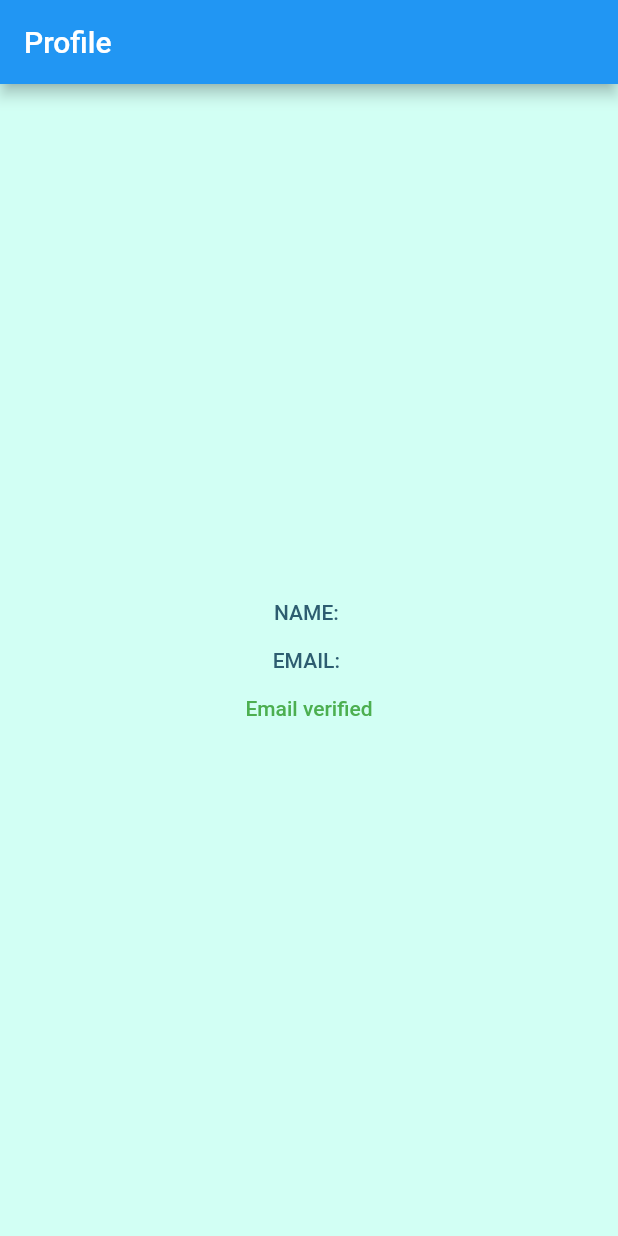
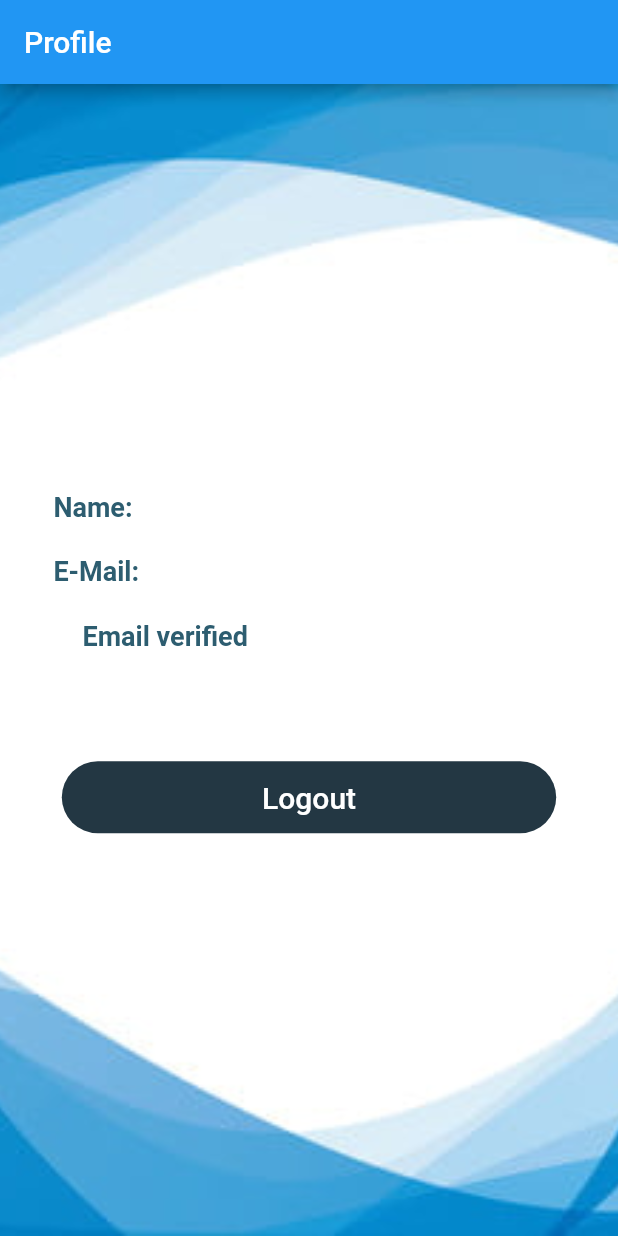
Before and after one commit to hasbegun/demeter, a Flutter app: the ProfilePage screen opened directly with empty values, on a phone screen of 412 x 824 dp. Run offline on Flutter 3.47's test engine with Material 2 defaults, Android fonts, the phone set to English and light mode, and no system bars; our stand-ins replace cloud_firestore, email_validator, firebase_auth, firebase_core, google_sign_in; accounts and stored records are empty; Roboto replaces fonts that are missing (Montserrat).

Commit message:
Add pages

```diff
--- /dev/null
+++ b/lib/components/common/CustomTextDisplay.dart
@@ -0,0 +1,28 @@
+import 'package:flutter/cupertino.dart';
+
+class CustomTextDisplay extends StatelessWidget {
+  final String value;
+
+  const CustomTextDisplay({
+    super.key, required this.value});
+
+  @override
+  Widget build(BuildContext context) {
+    Size size = MediaQuery.of(context).size;
+    return Container(
+      width: size.width * 0.9,
+      padding: const EdgeInsets.symmetric(horizontal: 55.0, vertical: 3.0),
+      child: Row(
+        children: [
+          Align(
+            alignment: Alignment.centerLeft,
+            child: Text(value,
+              style: const TextStyle(fontSize: 18.0,
+                  fontWeight: FontWeight.bold),
+            ),
+          )
+        ],
+      ),
+    );
+  }
+}
--- /dev/null
+++ b/lib/components/common/custom_text_display_field.dart
@@ -0,0 +1,36 @@
+import 'package:flutter/cupertino.dart';
+
+class CustomTextDisplayField extends StatelessWidget {
+  final String name;
+  final String value;
+
+  const CustomTextDisplayField({
+    super.key, required this.name, required this.value});
+
+  @override
+  Widget build(BuildContext context) {
+    Size size = MediaQuery.of(context).size;
+    return Container(
+      width: size.width * 0.9,
+      padding: const EdgeInsets.symmetric(horizontal: 15.0, vertical: 3.0),
+      child: Row(
+        children: [
+          Align(
+            alignment: Alignment.centerLeft,
+            child: Text(name,
+              style: const TextStyle(fontSize: 18.0,
+              fontWeight: FontWeight.bold)
+            ),
+          ),
+      Align(
+        alignment: Alignment.centerLeft,
+        child: Text(value,
+          style: const TextStyle(fontSize: 18.0,
+          fontWeight: FontWeight.bold),
+          ),
+        )
+      ],
+      ),
+    );
+  }
+}
--- a/lib/pages/login_page.dart
+++ b/lib/pages/login_page.dart
@@ -159,7 +159,7 @@ class _LoginPageState extends State<LoginPage> {
           // Navigator.pushReplacement(context,
           //     MaterialPageRoute(builder: (context)=>HomePage()));
           Navigator.pushReplacement(context,
-              MaterialPageRoute(builder: (context)=>HomePage()));
+              MaterialPageRoute(builder: (context)=>ProfilePage(user: user)));
             // MaterialPageRoute(builder: (context)=>ProfilePage(user: userCredential.user)));
         }
       } on FirebaseAuthException catch(e) {
--- a/lib/pages/profile_page.dart
+++ b/lib/pages/profile_page.dart
@@ -1,5 +1,9 @@
+import 'package:demeter/components/common/CustomTextDisplay.dart';
+import 'package:demeter/components/common/custom_text_display_field.dart';
 import 'package:flutter/material.dart';
 import 'package:firebase_auth/firebase_auth.dart';
+
+import '../components/common/custom_form_button.dart';
 
 class ProfilePage extends StatefulWidget {
   final User user;
@@ -26,40 +30,45 @@ class _ProfilePageState extends State<ProfilePage> {
       appBar: AppBar(
         title: const Text('Profile'),
       ),
-      body: Center(
+      body: Container(
+        decoration: const BoxDecoration(
+          image: DecorationImage(
+            image: AssetImage("assets/images/bg-2.jpeg"),
+            fit: BoxFit.cover)),
+        child: Center(
           child: Column(
             mainAxisAlignment: MainAxisAlignment.center,
             children: [
-            Text(
-              'NAME: ${_currentUser.displayName}',
-              style: Theme.of(context).textTheme.bodyText1,
+              CustomTextDisplayField(
+                name: 'Name: ',
+                value: (_currentUser.displayName != null) ?
+                  _currentUser.displayName.toString() : "Unknown",
               ),
               const SizedBox(height: 16.0),
-            Text(
-              'EMAIL: ${_currentUser.email}',
-              style: Theme.of(context).textTheme.bodyText1,
+              CustomTextDisplayField(
+                name: 'E-Mail: ',
+                value: (_currentUser.email != null) ?
+                _currentUser.email.toString() : "Unknown",
               ),
               const SizedBox(height: 16.0),
-            _currentUser.emailVerified
-                ? Text(
-              'Email verified',
-              style: Theme.of(context)
-                  .textTheme
-                  .bodyText1!
-                  .copyWith(color: Colors.green),
+              Container(
+                child: Align(
+                  alignment: Alignment.centerLeft,
+                  child: _currentUser.emailVerified ?
+                    const CustomTextDisplay(value: 'Email verified') :
+                    const CustomTextDisplay(value: 'Email not verified'),
                 )
-                : Text(
-              'Email not verified',
-              style: Theme.of(context)
-                  .textTheme
-                  .bodyText1!
-                  .copyWith(color: Colors.red),
               ),
-            // Add widgets for verifying email
-            // and, signing out the user
+              const SizedBox(height: 70.0),
+              CustomFormButton(innerText: 'Logout',
+                onPressed: _handleLoginUser,),
+
             ],
+          ),
         ),
       ),
     );
   }
+  void _handleLoginUser() async {
   }
+}
```
Also changed, not shown: assets/images/bg-2.jpeg (added), assets/images/profile_bg.png (added), lib/firebase_options.dart, 3 other files. Lines whose indentation alone changed are shown as unchanged.
